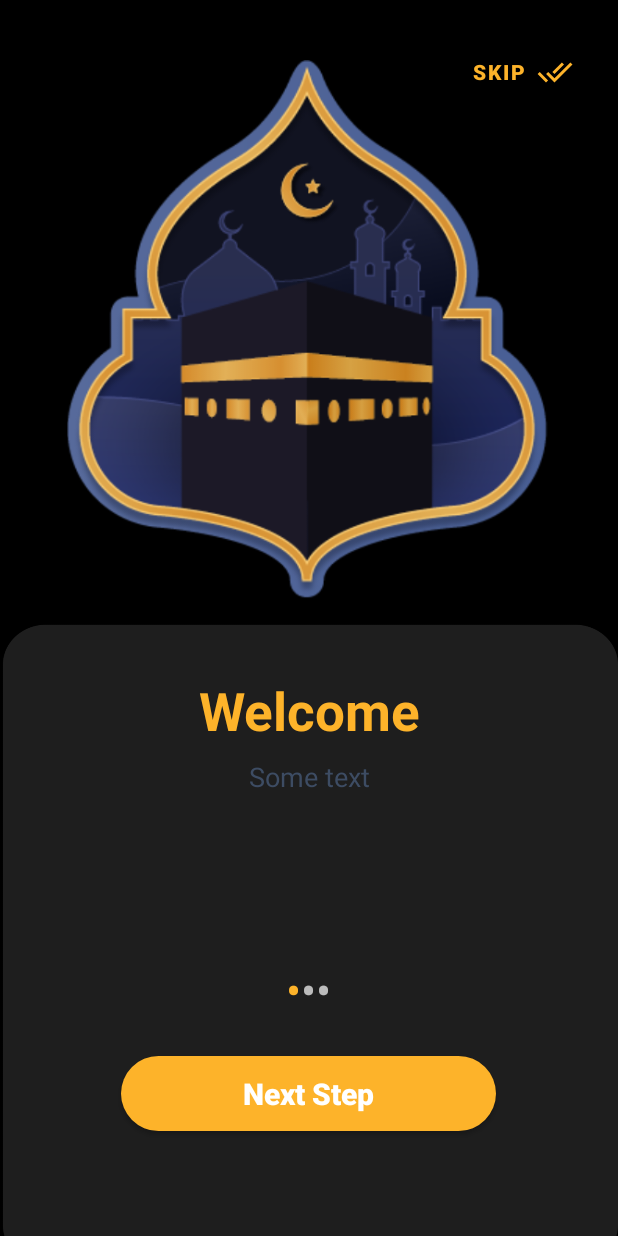
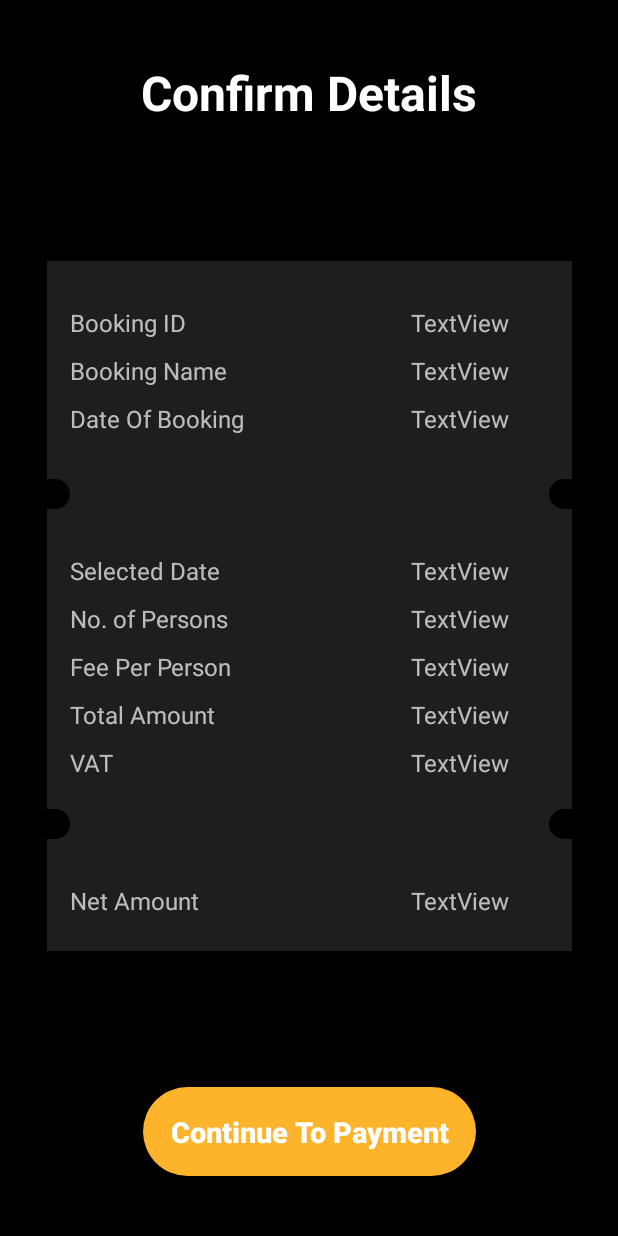
Before and after one commit to sksahil20/NYABA, an Android app: the screen it shows after launch (OnBoarding before the commit, ConfirmDetails after it), on a phone screen of 412 x 824 dp. Run offline under Robolectric (Android 15) with nearby library versions, the phone set to English and light mode, and no system bars.

Commit message:
Confirm details and transfer funds layout done

```diff
--- /dev/null
+++ b/app/src/main/java/com/topstack/nyaba/ConfirmDetails.java
@@ -0,0 +1,14 @@
+package com.topstack.nyaba;
+
+import androidx.appcompat.app.AppCompatActivity;
+
+import android.os.Bundle;
+
+public class ConfirmDetails extends AppCompatActivity {
+
+    @Override
+    protected void onCreate(Bundle savedInstanceState) {
+        super.onCreate(savedInstanceState);
+        setContentView(R.layout.activity_confirm_details);
+    }
+}
--- a/app/src/main/java/com/topstack/nyaba/MainActivity.java
+++ b/app/src/main/java/com/topstack/nyaba/MainActivity.java
@@ -62,7 +62,7 @@ public class MainActivity extends AppCompatActivity implements NavigationView.On
         menuIcon = findViewById(R.id.menu_icon);
 
         drawerLayout = findViewById(R.id.drawer_layout);
-        navigationView = findViewById(R.id.nav_view);
+//        navigationView = findViewById(R.id.nav_view);
 
         bookingToInfo = findViewById(R.id.book_to_info);
         bookingToInfo.setOnClickListener(new View.OnClickListener() {
--- /dev/null
+++ b/app/src/main/res/drawable/confirm_details_left_bg.xml
@@ -0,0 +1,8 @@
+<?xml version="1.0" encoding="utf-8"?>
+<shape android:shape="rectangle" xmlns:android="http://schemas.android.com/apk/res/android">
+
+    <solid android:color="@color/black"/>
+    <corners android:topRightRadius="50dp"
+              android:bottomRightRadius="50dp"/>
+
+</shape>
--- /dev/null
+++ b/app/src/main/res/drawable/confirm_details_right_bg.xml
@@ -0,0 +1,8 @@
+<?xml version="1.0" encoding="utf-8"?>
+<shape android:shape="rectangle" xmlns:android="http://schemas.android.com/apk/res/android">
+
+    <solid android:color="@color/black"/>
+    <corners android:topLeftRadius="50dp"
+        android:bottomLeftRadius="50dp"/>
+
+</shape>
--- /dev/null
+++ b/app/src/main/res/layout/activity_confirm_details.xml
@@ -0,0 +1,270 @@
+<?xml version="1.0" encoding="utf-8"?>
+<androidx.constraintlayout.widget.ConstraintLayout xmlns:android="http://schemas.android.com/apk/res/android"
+    xmlns:app="http://schemas.android.com/apk/res-auto"
+    xmlns:tools="http://schemas.android.com/tools"
+    android:layout_width="match_parent"
+    android:layout_height="match_parent"
+    android:background="@color/black"
+    tools:context=".ConfirmDetails">
+
+    <TextView
+        android:id="@+id/textView5"
+        android:layout_width="wrap_content"
+        android:layout_height="wrap_content"
+        android:layout_marginTop="40dp"
+        android:text="Confirm Details"
+        android:textColor="@color/white"
+        android:textSize="32sp"
+        android:textStyle="bold"
+        app:layout_constraintEnd_toEndOf="parent"
+        app:layout_constraintStart_toStartOf="parent"
+        app:layout_constraintTop_toTopOf="parent" />
+
+    <android.widget.Button
+        android:id="@+id/back_to_dash_btn"
+        android:layout_width="222dp"
+        android:layout_height="59dp"
+        android:layout_gravity="center_horizontal"
+        android:layout_marginBottom="40dp"
+        android:background="@drawable/button_style_ylo"
+        android:text="Continue To Payment"
+        android:textAllCaps="false"
+        android:textColor="@color/white"
+        android:textSize="19sp"
+        android:textStyle="bold"
+        app:layout_constraintBottom_toBottomOf="parent"
+        app:layout_constraintEnd_toEndOf="parent"
+        app:layout_constraintStart_toStartOf="parent" />
+
+    <androidx.constraintlayout.widget.ConstraintLayout
+        android:layout_width="350dp"
+        android:layout_height="460dp"
+        android:background="@color/primary_gray"
+        app:layout_constraintBottom_toTopOf="@+id/back_to_dash_btn"
+        app:layout_constraintEnd_toEndOf="parent"
+        app:layout_constraintStart_toStartOf="parent"
+        app:layout_constraintTop_toBottomOf="@+id/textView5">
+
+        <androidx.constraintlayout.widget.ConstraintLayout
+            android:id="@+id/TopLeft"
+            android:layout_width="15dp"
+            android:layout_height="20dp"
+            android:layout_marginTop="145dp"
+            android:background="@drawable/confirm_details_left_bg"
+            app:layout_constraintStart_toStartOf="parent"
+            app:layout_constraintTop_toTopOf="parent">
+
+        </androidx.constraintlayout.widget.ConstraintLayout>
+
+        <androidx.constraintlayout.widget.ConstraintLayout
+            android:id="@+id/TopRight"
+            android:layout_width="15dp"
+            android:layout_height="20dp"
+            android:layout_marginTop="145dp"
+            android:background="@drawable/confirm_details_right_bg"
+            app:layout_constraintEnd_toEndOf="parent"
+            app:layout_constraintTop_toTopOf="parent">
+
+        </androidx.constraintlayout.widget.ConstraintLayout>
+
+        <androidx.constraintlayout.widget.ConstraintLayout
+            android:id="@+id/ButtomLeft"
+            android:layout_width="15dp"
+            android:layout_height="20dp"
+            android:layout_marginTop="365dp"
+            android:background="@drawable/confirm_details_left_bg"
+            app:layout_constraintStart_toStartOf="parent"
+            app:layout_constraintTop_toTopOf="parent"></androidx.constraintlayout.widget.ConstraintLayout>
+
+        <androidx.constraintlayout.widget.ConstraintLayout
+            android:id="@+id/ButtomRight"
+            android:layout_width="15dp"
+            android:layout_height="20dp"
+            android:layout_marginTop="365dp"
+            android:background="@drawable/confirm_details_right_bg"
+            app:layout_constraintEnd_toEndOf="parent"
+            app:layout_constraintTop_toTopOf="parent">
+
+        </androidx.constraintlayout.widget.ConstraintLayout>
+
+        <TextView
+            android:id="@+id/textView7"
+            android:layout_width="wrap_content"
+            android:layout_height="wrap_content"
+            android:layout_marginTop="30dp"
+            android:text="Booking ID"
+            android:textSize="16sp"
+            app:layout_constraintStart_toEndOf="@+id/TopLeft"
+            app:layout_constraintTop_toTopOf="parent" />
+
+        <TextView
+            android:id="@+id/textView8"
+            android:layout_width="wrap_content"
+            android:layout_height="wrap_content"
+            android:layout_marginTop="10dp"
+            android:text="Booking Name"
+            android:textSize="16sp"
+            app:layout_constraintStart_toStartOf="@+id/textView7"
+            app:layout_constraintTop_toBottomOf="@+id/textView7" />
+
+        <TextView
+            android:id="@+id/textView15"
+            android:layout_width="wrap_content"
+            android:layout_height="wrap_content"
+            android:layout_marginTop="10dp"
+            android:text="Date Of Booking"
+            android:textSize="16sp"
+            app:layout_constraintStart_toStartOf="@+id/textView8"
+            app:layout_constraintTop_toBottomOf="@+id/textView8" />
+
+        <TextView
+            android:id="@+id/textView17"
+            android:layout_width="wrap_content"
+            android:layout_height="wrap_content"
+            android:layout_marginTop="10dp"
+            android:text="No. of Persons"
+            android:textSize="16sp"
+            app:layout_constraintStart_toStartOf="@+id/textView7"
+            app:layout_constraintTop_toBottomOf="@+id/textView16" />
+
+        <TextView
+            android:id="@+id/textView18"
+            android:layout_width="wrap_content"
+            android:layout_height="wrap_content"
+            android:layout_marginTop="10dp"
+            android:text="Fee Per Person"
+            android:textSize="16sp"
+            app:layout_constraintStart_toStartOf="@+id/textView7"
+            app:layout_constraintTop_toBottomOf="@+id/textView17" />
+
+        <TextView
+            android:id="@+id/textView20"
+            android:layout_width="wrap_content"
+            android:layout_height="wrap_content"
+            android:layout_marginTop="10dp"
+            android:text="VAT"
+            android:textSize="16sp"
+            app:layout_constraintStart_toStartOf="@+id/textView7"
+            app:layout_constraintTop_toBottomOf="@+id/textView19" />
+
+        <TextView
+            android:id="@+id/textView19"
+            android:layout_width="wrap_content"
+            android:layout_height="wrap_content"
+            android:layout_marginTop="10dp"
+            android:text="Total Amount"
+            android:textSize="16sp"
+            app:layout_constraintStart_toStartOf="@+id/textView7"
+            app:layout_constraintTop_toBottomOf="@+id/textView18" />
+
+        <TextView
+            android:id="@+id/textView21"
+            android:layout_width="wrap_content"
+            android:layout_height="wrap_content"
+            android:layout_marginTop="30dp"
+            android:text="Net Amount"
+            android:textSize="16sp"
+            app:layout_constraintStart_toStartOf="@+id/textView7"
+            app:layout_constraintTop_toBottomOf="@+id/ButtomLeft" />
+
+        <TextView
+            android:id="@+id/textView16"
+            android:layout_width="wrap_content"
+            android:layout_height="wrap_content"
+            android:layout_marginTop="30dp"
+            android:text="Selected Date"
+            android:textSize="16sp"
+            app:layout_constraintStart_toStartOf="@+id/textView15"
+            app:layout_constraintTop_toBottomOf="@+id/TopLeft" />
+
+        <TextView
+            android:id="@+id/booking_id"
+            android:layout_width="wrap_content"
+            android:layout_height="wrap_content"
+            android:layout_marginStart="150dp"
+            android:text="TextView"
+            android:textSize="16sp"
+            app:layout_constraintStart_toEndOf="@+id/textView7"
+            app:layout_constraintTop_toTopOf="@+id/textView7" />
+
+        <TextView
+            android:id="@+id/booking_name"
+            android:layout_width="wrap_content"
+            android:layout_height="wrap_content"
+            android:layout_marginTop="10dp"
+            android:text="TextView"
+            android:textSize="16sp"
+            app:layout_constraintStart_toStartOf="@+id/booking_id"
+            app:layout_constraintTop_toBottomOf="@+id/booking_id" />
+
+        <TextView
+            android:id="@+id/date_of_booking"
+            android:layout_width="wrap_content"
+            android:layout_height="wrap_content"
+            android:layout_marginTop="10dp"
+            android:text="TextView"
+            android:textSize="16sp"
+            app:layout_constraintStart_toStartOf="@+id/booking_id"
+            app:layout_constraintTop_toBottomOf="@+id/booking_name" />
+
+        <TextView
+            android:id="@+id/selected_date"
+            android:layout_width="wrap_content"
+            android:layout_height="wrap_content"
+            android:text="TextView"
+            android:textSize="16sp"
+            app:layout_constraintStart_toStartOf="@+id/date_of_booking"
+            app:layout_constraintTop_toTopOf="@+id/textView16" />
+
+        <TextView
+            android:id="@+id/no_of_person"
+            android:layout_width="wrap_content"
+            android:layout_height="wrap_content"
+            android:layout_marginTop="10dp"
+            android:text="TextView"
+            android:textSize="16sp"
+            app:layout_constraintStart_toStartOf="@+id/booking_id"
+            app:layout_constraintTop_toBottomOf="@+id/selected_date" />
+
+        <TextView
+            android:id="@+id/fee_per_person"
+            android:layout_width="wrap_content"
+            android:layout_height="wrap_content"
+            android:layout_marginTop="10dp"
+            android:text="TextView"
+            android:textSize="16sp"
+            app:layout_constraintStart_toStartOf="@+id/booking_id"
+            app:layout_constraintTop_toBottomOf="@+id/no_of_person" />
+
+        <TextView
+            android:id="@+id/total_amount"
+            android:layout_width="wrap_content"
+            android:layout_height="wrap_content"
+            android:layout_marginTop="10dp"
+            android:text="TextView"
+            android:textSize="16sp"
+            app:layout_constraintStart_toStartOf="@+id/booking_id"
+            app:layout_constraintTop_toBottomOf="@+id/fee_per_person" />
+
+        <TextView
+            android:id="@+id/vat"
+            android:layout_width="wrap_content"
+            android:layout_height="wrap_content"
+            android:layout_marginTop="10dp"
+            android:text="TextView"
+            android:textSize="16sp"
+            app:layout_constraintStart_toStartOf="@+id/booking_id"
+            app:layout_constraintTop_toBottomOf="@+id/total_amount" />
+
+        <TextView
+            android:id="@+id/net_amount"
+            android:layout_width="wrap_content"
+            android:layout_height="wrap_content"
+            android:text="TextView"
+            android:textSize="16sp"
+            app:layout_constraintStart_toStartOf="@+id/booking_id"
+            app:layout_constraintTop_toTopOf="@+id/textView21" />
+
+    </androidx.constraintlayout.widget.ConstraintLayout>
+
+</androidx.constraintlayout.widget.ConstraintLayout>
```
Also changed, not shown: app/src/main/AndroidManifest.xml (+10 -8 lines), app/src/main/java/com/topstack/nyaba/TransferFund.java (added, +14 -0 lines), app/src/main/res/drawable/dark_gray_roundedbg.xml (added, +7 -0 lines), app/src/main/res/drawable/dash_line.xml (added, +9 -0 lines), app/src/main/res/drawable/gray_round_button.xml (added, +7 -0 lines), app/src/main/res/layout/activity_transfer_fund.xml (added, +175 -0 lines).
